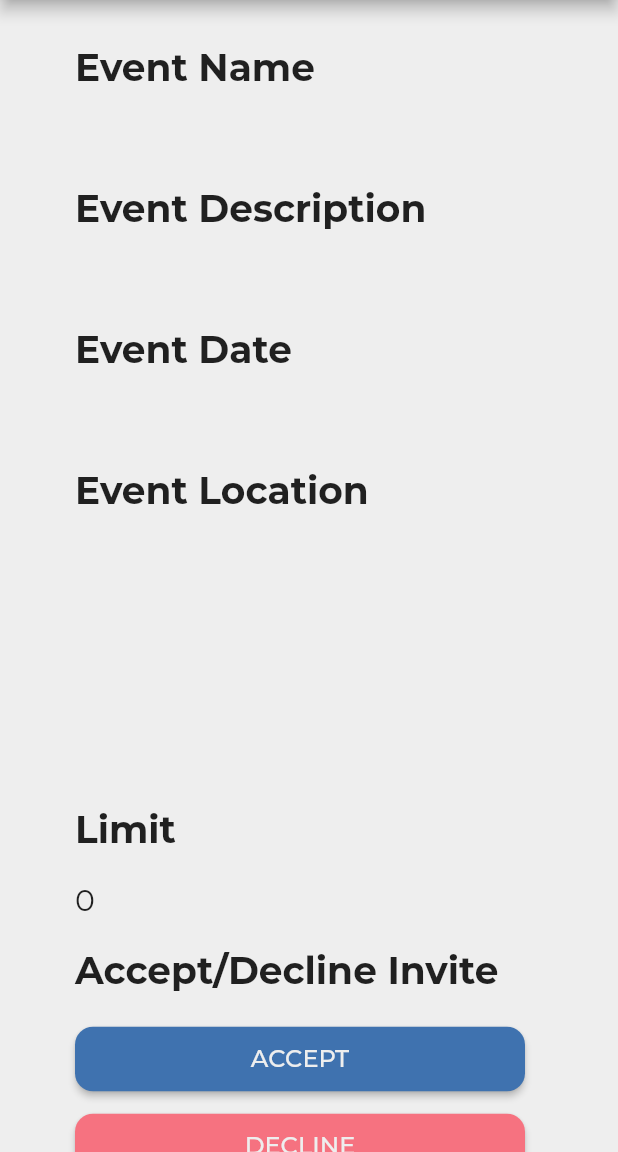
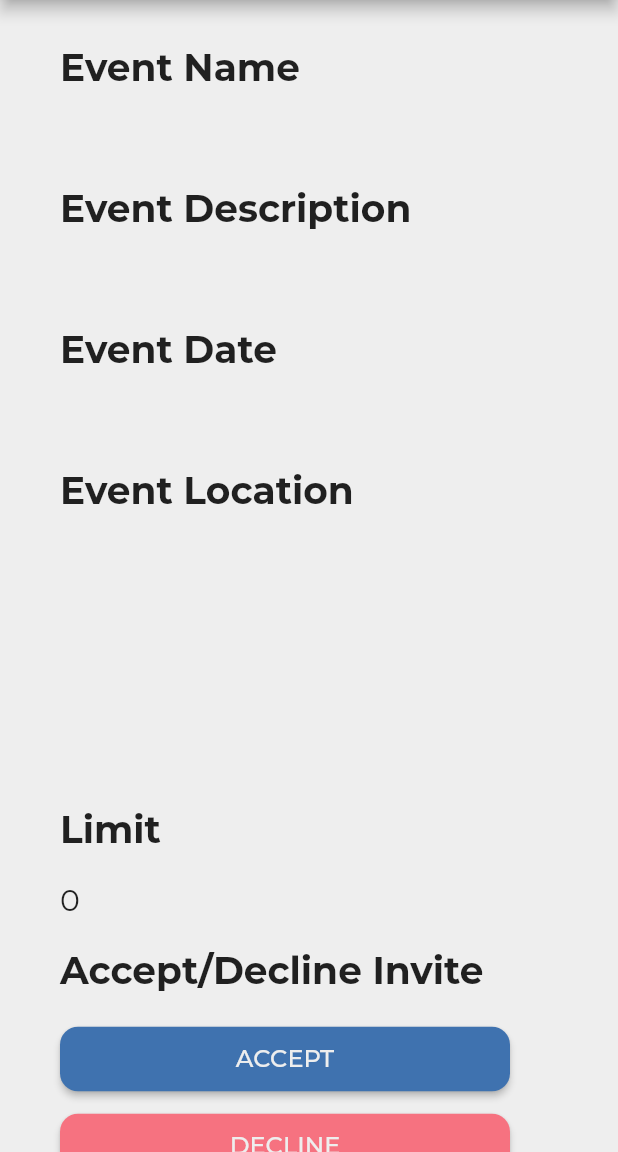
Before and after one commit to AzharMoosa/event-planner, a Flutter app: the EventInviteScreenWidget screen opened directly with empty values, on a phone screen of 412 x 824 dp, the part 84-1236 px from its top. Run offline on Flutter 3.47's test engine with Material 2 defaults, Android fonts, the phone set to English and light mode, and no system bars; our stand-ins replace flutter_rating_bar, flutter_spinkit, shared_preferences; missing offline and left inert: flutter_email_sender; accounts and stored records are empty.

Commit message:
Fixed Bug In Event List Model

```diff
--- a/lib/assets/constants.dart
+++ b/lib/assets/constants.dart
@@ -47,3 +47,4 @@ const Color PRIMARY = Color(0xfff67280);
 const Color SECONDARY = Color(0xff3F72AF);
 const Color BUTTON_PRIMARY = Color(0xfff67280);
 const Color BUTTON_SECONDARY = Color(0xff3F72AF);
+const int CUT_OFF = 35;
--- a/lib/events/event_invite_sreen.dart
+++ b/lib/events/event_invite_sreen.dart
@@ -66,7 +66,7 @@ class _EventInviteScreenState extends State<EventInviteScreenWidget> {
       ),
       body: SingleChildScrollView(
           child: Container(
-        margin: const EdgeInsets.only(top: 30, left: 50, right: 50, bottom: 30),
+        margin: const EdgeInsets.only(top: 30, left: 40, bottom: 30),
         child: Column(
           children: [
             Row(
--- a/lib/models/events_list_model.dart
+++ b/lib/models/events_list_model.dart
@@ -47,7 +47,7 @@ class Event {
   String name;
   String description;
   String date;
-  String place;
+  dynamic place;
   dynamic limit;
   String hostUser;
   DateTime createdAt;
```
Also changed, not shown: lib/search/search_screen.dart (+10 -1 lines), 40 other files.
